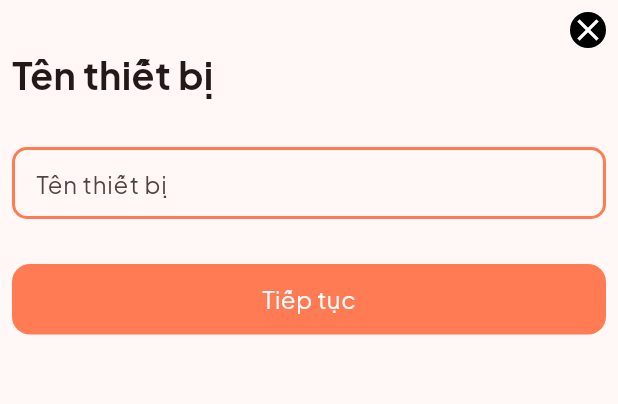
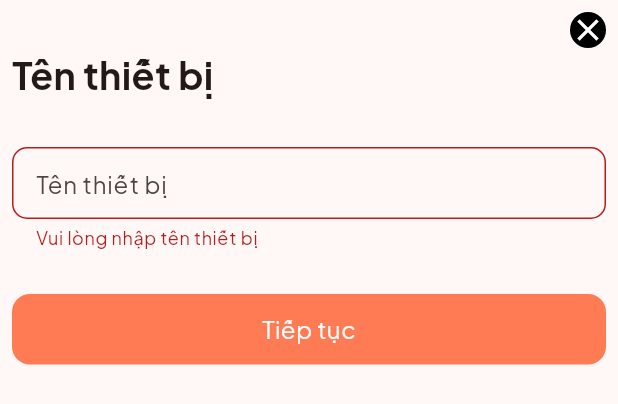
Before and after one commit to doanvanquoc/iot_app, a Flutter app: the BottomSheetAdd widget shown alone on an empty page, opened directly with empty values, after a tap on "Tiếp tục", on a phone screen of 412 x 824 dp. Shown: the top 404 px of the screen. Run offline on Flutter 3.47's test engine with Material 2 defaults, Android fonts, the phone set to English and light mode, and no system bars; our stand-ins replace firebase_core, font_awesome_flutter, get, google_fonts, lottie; accounts and stored records are empty.

Commit message:
fix file bottomsheetadd

```diff
--- a/lib/view_models/device_view_model/device_view_model.dart
+++ b/lib/view_models/device_view_model/device_view_model.dart
@@ -60,6 +60,10 @@ class DeviceViewModel extends GetxController {
     super.onInit();
   }
 
+  // void submitForm(Key frm){
+  //   if()
+  // }
+
   void onTapRoom(index) {
     selectedIndex.value = index;
   }
--- a/lib/views/device/widgets/bottom_sheet_add.dart
+++ b/lib/views/device/widgets/bottom_sheet_add.dart
@@ -1,24 +1,23 @@
 import 'package:flutter/material.dart';
 import 'package:get/get.dart';
-import 'package:iot_app/common/apps/app_color.dart';
-import 'package:iot_app/common/apps/app_style.dart';
 import 'package:iot_app/common/widgets/my_button.dart';
 import 'package:iot_app/view_models/device_view_model/device_view_model.dart';
+import 'package:iot_app/views/device/widgets/textformfield_add.dart';
 
 class BottomSheetAdd extends StatelessWidget {
-  const BottomSheetAdd({super.key, required this.onNext, required this.onCanel});
+  BottomSheetAdd({super.key, required this.onNext, required this.onCanel});
   final Function() onNext;
   final Function() onCanel;
-
+  final frmKey = GlobalKey<FormState>();
   @override
   Widget build(BuildContext context) {
     DeviceViewModel deviceViewModel = Get.find();
-
+    final textController = TextEditingController();
+    textController.text = deviceViewModel.nameDevice.value;
     return SizedBox(
       height: MediaQuery.of(context).size.height * 0.35,
       child: Padding(
         padding: const EdgeInsets.all(8),
-        child: SingleChildScrollView(
         child: Column(
           crossAxisAlignment: CrossAxisAlignment.start,
           children: [
@@ -41,51 +40,24 @@ class BottomSheetAdd extends StatelessWidget {
               style: TextStyle(fontSize: 25, fontWeight: FontWeight.bold),
             ),
             const SizedBox(height: 30),
-              TextField(
-                onChanged: (value) => deviceViewModel.setNameDevice(value),
-                style: const TextStyle(height: 1),
-                decoration: const InputDecoration(
-                  enabledBorder: OutlineInputBorder(
-                      borderRadius: BorderRadius.all(Radius.circular(10)),
-                      borderSide:
-                          BorderSide(color: AppColor.primaryColor, width: 2)),
-                  border: OutlineInputBorder(
-                      borderRadius: BorderRadius.all(Radius.circular(10)),
-                      borderSide:
-                          BorderSide(color: AppColor.primaryColor, width: 2)),
-                  focusedBorder: OutlineInputBorder(
-                      borderRadius: BorderRadius.all(Radius.circular(10)),
-                      borderSide:
-                          BorderSide(color: AppColor.primaryColor, width: 2)),
-                  hintText: "Tên thiết bị",
-                ),
-              ),
+            Form(
+              key: frmKey,
+              child: Column(
+                children: [
+                  TextFormFieldAdd(controller: textController),
                   const SizedBox(height: 30),
                   MyButton(
                       text: "Tiếp tục",
                       onTap: () {
-                    if (deviceViewModel.nameDevice.isEmpty) {
-                      Get.showSnackbar(const GetSnackBar(
-                        titleText:
-                            Text('Thông báo', style: AppStyle.appBarText),
-                        messageText: Text(
-                          'Vui lòng nhập tên thiết bị',
-                          style: AppStyle.onCardPrimaryText,
-                        ),
-                        padding: EdgeInsets.all(16),
-                        margin: EdgeInsets.all(8),
-                        duration: Duration(seconds: 1),
-                        backgroundColor: AppColor.backgroundColor,
-                        borderRadius: 16,
-                        snackPosition: SnackPosition.TOP,
-                      ));
-                    } else {
+                        if (frmKey.currentState!.validate()) {
                           onNext();
                         }
                       }),
                 ],
               ),
             ),
+          ],
+        ),
       ),
     );
   }
--- /dev/null
+++ b/lib/views/device/widgets/textformfield_add.dart
@@ -0,0 +1,36 @@
+import 'package:flutter/material.dart';
+import 'package:get/get.dart';
+import 'package:iot_app/common/apps/app_color.dart';
+import 'package:iot_app/view_models/device_view_model/device_view_model.dart';
+
+class TextFormFieldAdd extends StatelessWidget {
+  const TextFormFieldAdd({super.key, required this.controller});
+  final TextEditingController controller;
+  @override
+  Widget build(BuildContext context) {
+    DeviceViewModel deviceViewModel = Get.find();
+    return TextFormField(
+      controller: controller,
+      validator: (value) {
+        if (value!.isEmpty) {
+          return "Vui lòng nhập tên thiết bị";
+        }
+        return null;
+      },
+      onChanged: (value) => deviceViewModel.setNameDevice(value),
+      style: const TextStyle(height: 1),
+      decoration: const InputDecoration(
+        enabledBorder: OutlineInputBorder(
+            borderRadius: BorderRadius.all(Radius.circular(10)),
+            borderSide: BorderSide(color: AppColor.primaryColor, width: 2)),
+        border: OutlineInputBorder(
+            borderRadius: BorderRadius.all(Radius.circular(10)),
+            borderSide: BorderSide(color: AppColor.primaryColor, width: 2)),
+        focusedBorder: OutlineInputBorder(
+            borderRadius: BorderRadius.all(Radius.circular(10)),
+            borderSide: BorderSide(color: AppColor.primaryColor, width: 2)),
+        hintText: "Tên thiết bị",
+      ),
+    );
+  }
+}
```
Lines whose indentation alone changed are shown as unchanged.
